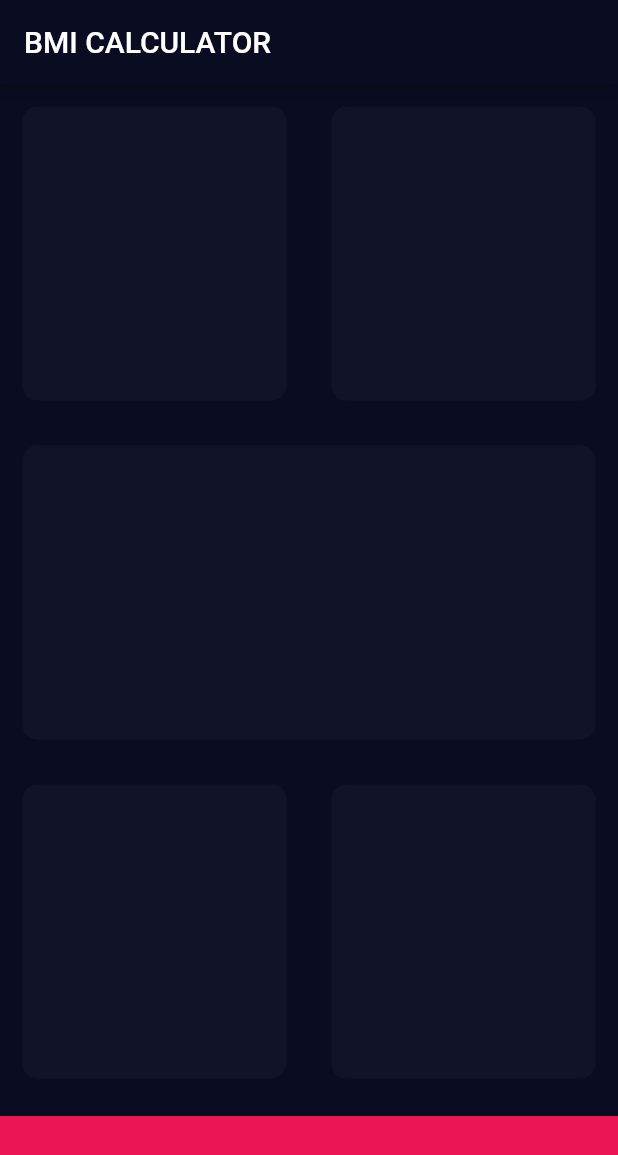
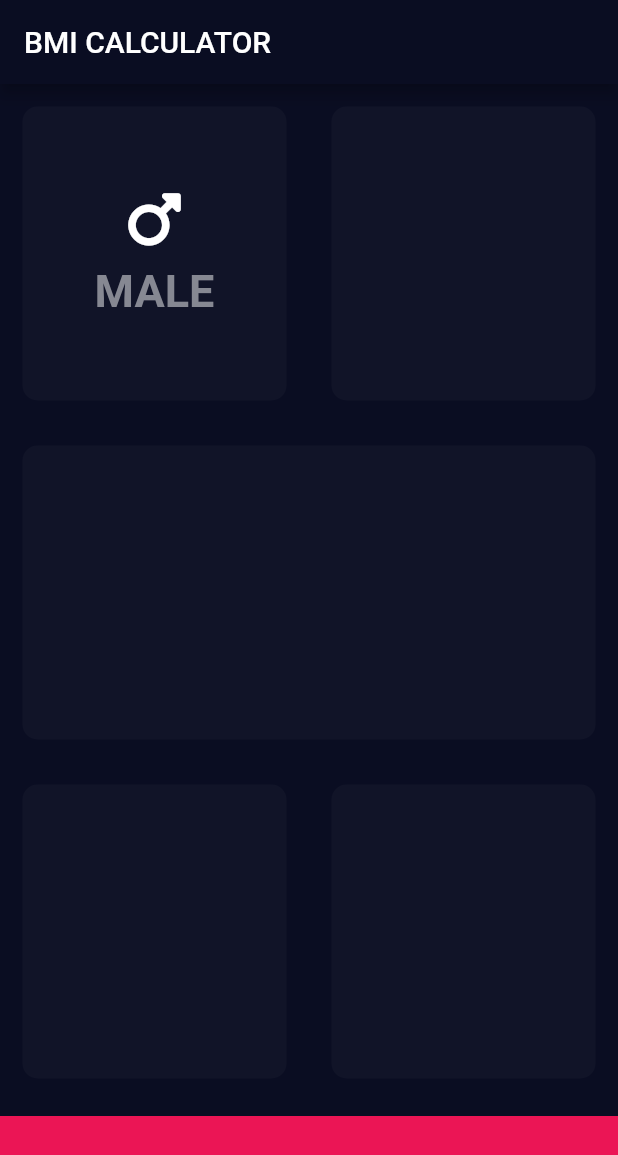
Before and after one commit to HeratUni-CS/bmi-calculator-aliahmad98318, a Flutter app: the screen it shows after launch, on a phone screen of 412 x 824 dp. Shown: the top 1155 px of the screen. Run offline on Flutter 3.47's test engine with Material 2 defaults, Android fonts, the phone set to English and light mode, and no system bars; our stand-ins replace font_awesome_flutter.

Commit message:
I have created male cart

```diff
--- a/lib/input_page.dart
+++ b/lib/input_page.dart
@@ -1,8 +1,9 @@
 import 'package:flutter/material.dart';
 import 'package:font_awesome_flutter/font_awesome_flutter.dart';
 
-const buttomContainerColor=Color(0xFFEB1555);
-const activeCartColor=Color(0xFF111428);
+const buttomContainerColor = Color(0xFFEB1555);
+const activeCartColor = Color(0xFF111428);
+
 class InputPage extends StatefulWidget {
   @override
   State<InputPage> createState() => _InputPageState();
@@ -22,7 +23,25 @@ class _InputPageState extends State<InputPage> {
             children: [
               ReusableWidget(
                 color: activeCartColor,
-                child: Column(children: [],),
+                child: Column(
+                  mainAxisAlignment:MainAxisAlignment.center,
+                  children: [
+                    Icon(
+                      FontAwesomeIcons.mars,
+                      size: 40,
+                    ),
+                    SizedBox(
+                      height: 10,
+                    ),
+                    Text(
+                      'MALE',
+                      style: TextStyle(
+                          fontSize: 30,
+                          color: Color(0xFF868892),
+                          fontWeight: FontWeight.bold),
+                    ),
+                  ],
+                ),
               ),
               ReusableWidget(
                 color: activeCartColor,
@@ -39,7 +58,7 @@ class _InputPageState extends State<InputPage> {
                 color: activeCartColor,
               ),
               ReusableWidget(
-                color:activeCartColor,
+                color: activeCartColor,
               ),
             ],
           )),
```
